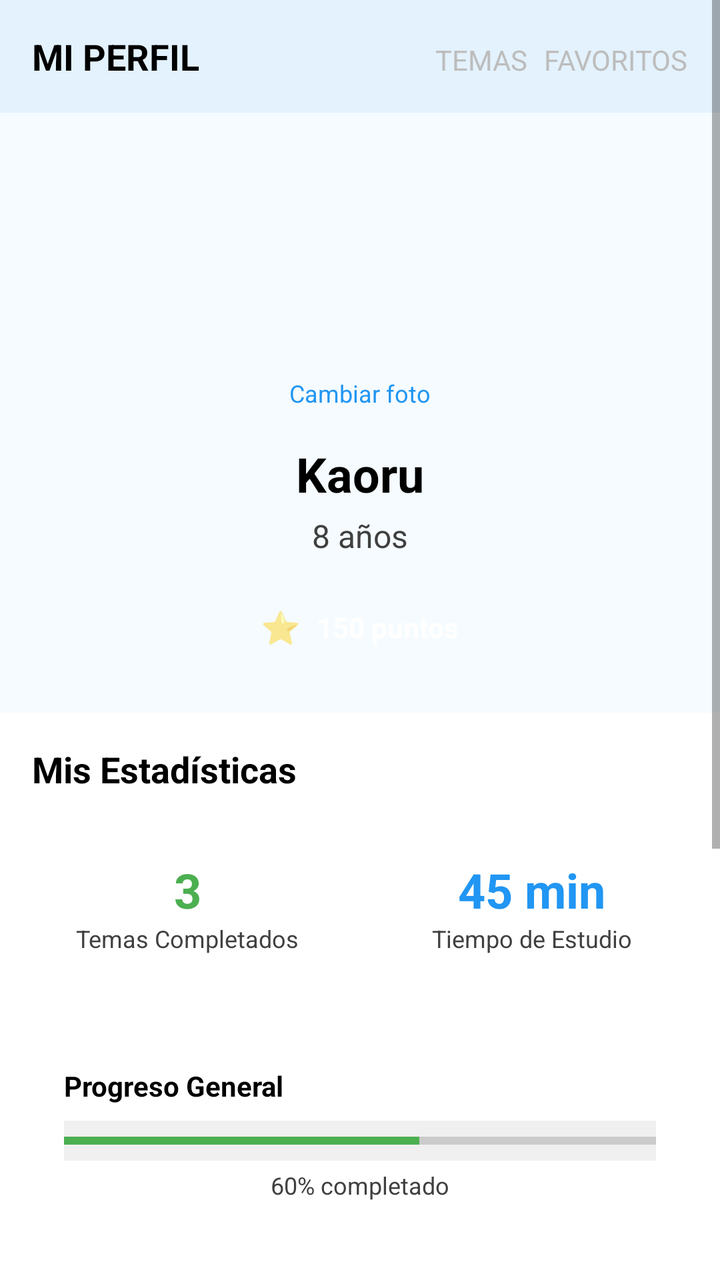
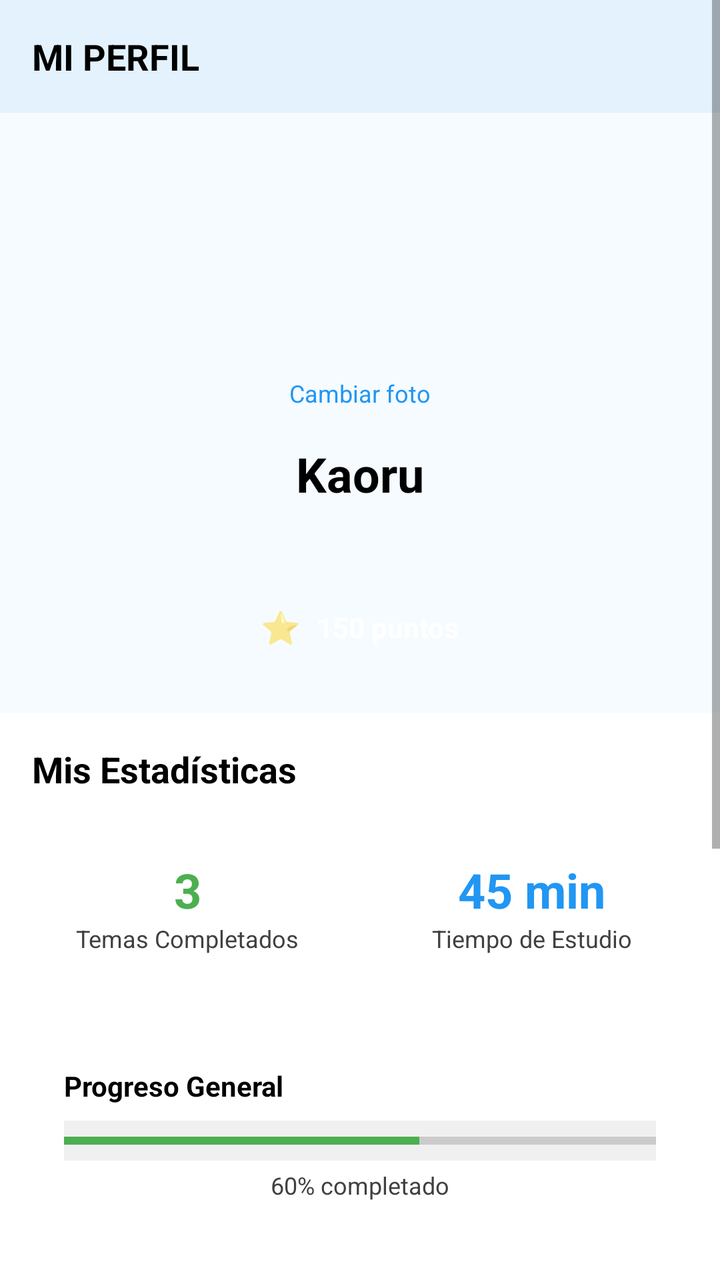

Screens rendered from an Android XML layout before and after an edit, with the pre-edit source and the edit as a unified diff.
<!-- AndroidManifest.xml: application theme Theme.Seminconductoresninos -->
<!-- res/layout/activity_perfil.xml -->
<?xml version="1.0" encoding="utf-8"?>
<ScrollView xmlns:android="http://schemas.android.com/apk/res/android"
    android:layout_width="match_parent"
    android:layout_height="match_parent"
    android:background="@color/white"
    android:fillViewport="true">

    <LinearLayout
        android:layout_width="match_parent"
        android:layout_height="wrap_content"
        android:orientation="vertical">

        
        <LinearLayout
            android:layout_width="match_parent"
            android:layout_height="wrap_content"
            android:orientation="horizontal"
            android:padding="16dp"
            android:background="@color/light_blue">

            <TextView
                android:layout_width="0dp"
                android:layout_height="wrap_content"
                android:layout_weight="1"
                android:text="MI PERFIL"
                android:textSize="18sp"
                android:textStyle="bold"
                android:textColor="@color/black" />

            <TextView
                android:layout_width="wrap_content"
                android:layout_height="wrap_content"
                android:text="TEMAS"
                android:textSize="14sp"
                android:textColor="@color/gray"
                android:paddingHorizontal="8dp" />

            <TextView
                android:layout_width="wrap_content"
                android:layout_height="wrap_content"
                android:text="FAVORITOS"
                android:textSize="14sp"
                android:textColor="@color/gray" />

        </LinearLayout>

        
        <LinearLayout
            android:layout_width="match_parent"
            android:layout_height="wrap_content"
            android:orientation="vertical"
            android:padding="24dp"
            android:gravity="center"
            android:background="@color/very_light_blue">

            
            <LinearLayout
                android:layout_width="wrap_content"
                android:layout_height="wrap_content"
                android:orientation="vertical"
                android:gravity="center">

                <ImageView
                    android:id="@+id/profileImage"
                    android:layout_width="100dp"
                    android:layout_height="100dp"
                    android:src="@drawable/ic_default_avatar"
                    android:background="@drawable/circle_background"
                    android:padding="4dp"
                    android:contentDescription="Foto de perfil"
                    android:clickable="true"
                    android:focusable="true" />

                <TextView
                    android:id="@+id/changePhotoText"
                    android:layout_width="wrap_content"
                    android:layout_height="wrap_content"
                    android:text="Cambiar foto"
                    android:textSize="12sp"
                    android:textColor="@color/blue_primary"
                    android:layout_marginTop="8dp"
                    android:clickable="true"
                    android:focusable="true" />

            </LinearLayout>

            
            <TextView
                android:id="@+id/userName"
                android:layout_width="wrap_content"
                android:layout_height="wrap_content"
                android:text="Kaoru"
                android:textSize="24sp"
                android:textStyle="bold"
                android:textColor="@color/black"
                android:layout_marginTop="16dp" />

            
            <TextView
                android:id="@+id/userAge"
                android:layout_width="wrap_content"
                android:layout_height="wrap_content"
                android:text="8 años"
                android:textSize="16sp"
                android:textColor="@color/dark_gray"
                android:layout_marginTop="4dp" />

            
            <LinearLayout
                android:layout_width="wrap_content"
                android:layout_height="wrap_content"
                android:orientation="horizontal"
                android:gravity="center"
                android:layout_marginTop="16dp"
                android:background="@drawable/level_background"
                android:paddingHorizontal="16dp"
                android:paddingVertical="8dp">

                <TextView
                    android:layout_width="wrap_content"
                    android:layout_height="wrap_content"
                    android:text="⭐"
                    android:textSize="16sp" />

                <TextView
                    android:id="@+id/userPoints"
                    android:layout_width="wrap_content"
                    android:layout_height="wrap_content"
                    android:text="150 puntos"
                    android:textSize="14sp"
                    android:textStyle="bold"
                    android:textColor="@color/white"
                    android:layout_marginStart="8dp" />

            </LinearLayout>

        </LinearLayout>

        
        <LinearLayout
            android:layout_width="match_parent"
            android:layout_height="wrap_content"
            android:orientation="vertical"
            android:padding="16dp">

            <TextView
                android:layout_width="match_parent"
                android:layout_height="wrap_content"
                android:text="Mis Estadísticas"
                android:textSize="18sp"
                android:textStyle="bold"
                android:textColor="@color/black"
                android:layout_marginBottom="16dp" />

            
            <LinearLayout
                android:layout_width="match_parent"
                android:layout_height="wrap_content"
                android:orientation="horizontal"
                android:layout_marginBottom="24dp">

                
                <LinearLayout
                    android:layout_width="0dp"
                    android:layout_height="wrap_content"
                    android:layout_weight="1"
                    android:orientation="vertical"
                    android:gravity="center"
                    android:background="@drawable/stat_card_background"
                    android:padding="16dp"
                    android:layout_marginEnd="8dp">

                    <TextView
                        android:id="@+id/completedTopics"
                        android:layout_width="wrap_content"
                        android:layout_height="wrap_content"
                        android:text="3"
                        android:textSize="24sp"
                        android:textStyle="bold"
                        android:textColor="@color/green_completed" />

                    <TextView
                        android:layout_width="wrap_content"
                        android:layout_height="wrap_content"
                        android:text="Temas Completados"
                        android:textSize="12sp"
                        android:textColor="@color/dark_gray"
                        android:gravity="center" />

                </LinearLayout>

                
                <LinearLayout
                    android:layout_width="0dp"
                    android:layout_height="wrap_content"
                    android:layout_weight="1"
                    android:orientation="vertical"
                    android:gravity="center"
                    android:background="@drawable/stat_card_background"
                    android:padding="16dp"
                    android:layout_marginStart="8dp">

                    <TextView
                        android:id="@+id/studyTime"
                        android:layout_width="wrap_content"
                        android:layout_height="wrap_content"
                        android:text="45 min"
                        android:textSize="24sp"
                        android:textStyle="bold"
                        android:textColor="@color/blue_primary" />

                    <TextView
                        android:layout_width="wrap_content"
                        android:layout_height="wrap_content"
                        android:text="Tiempo de Estudio"
                        android:textSize="12sp"
                        android:textColor="@color/dark_gray"
                        android:gravity="center" />

                </LinearLayout>

            </LinearLayout>

            
            <LinearLayout
                android:layout_width="match_parent"
                android:layout_height="wrap_content"
                android:orientation="vertical"
                android:background="@drawable/stat_card_background"
                android:padding="16dp">

                <TextView
                    android:layout_width="match_parent"
                    android:layout_height="wrap_content"
                    android:text="Progreso General"
                    android:textSize="14sp"
                    android:textStyle="bold"
                    android:textColor="@color/black"
                    android:layout_marginBottom="8dp" />

                
                <ProgressBar
                    android:id="@+id/progressBar"
                    style="?android:attr/progressBarStyleHorizontal"
                    android:layout_width="match_parent"
                    android:layout_height="20dp"
                    android:progress="60"
                    android:max="100"
                    android:progressTint="@color/green_completed"
                    android:background="@color/light_gray" />

                <TextView
                    android:id="@+id/progressText"
                    android:layout_width="match_parent"
                    android:layout_height="wrap_content"
                    android:text="60% completado"
                    android:textSize="12sp"
                    android:textColor="@color/dark_gray"
                    android:gravity="center"
                    android:layout_marginTop="4dp" />

            </LinearLayout>

        </LinearLayout>

        
        <LinearLayout
            android:layout_width="match_parent"
            android:layout_height="wrap_content"
            android:orientation="vertical"
            android:padding="16dp">

            <TextView
                android:layout_width="match_parent"
                android:layout_height="wrap_content"
                android:text="Configuración"
                android:textSize="18sp"
                android:textStyle="bold"
                android:textColor="@color/black"
                android:layout_marginBottom="16dp" />

            
            <LinearLayout
                android:layout_width="match_parent"
                android:layout_height="wrap_content"
                android:orientation="vertical"
                android:background="@drawable/card_background">

                
                <LinearLayout
                    android:layout_width="match_parent"
                    android:layout_height="wrap_content"
                    android:orientation="horizontal"
                    android:padding="16dp">

                    <TextView
                        android:layout_width="0dp"
                        android:layout_height="wrap_content"
                        android:layout_weight="1"
                        android:text="🔊 Sonido"
                        android:textSize="14sp"
                        android:textColor="@color/black" />

                    <androidx.appcompat.widget.SwitchCompat
                        android:id="@+id/soundSwitch"
                        android:layout_width="wrap_content"
                        android:layout_height="wrap_content"
                        android:checked="true" />

                </LinearLayout>

                
                <LinearLayout
                    android:layout_width="match_parent"
                    android:layout_height="wrap_content"
                    android:orientation="horizontal"
                    android:padding="16dp">

                    <TextView
                        android:layout_width="0dp"
                        android:layout_height="wrap_content"
                        android:layout_weight="1"
                        android:text="🔔 Notificaciones"
                        android:textSize="14sp"
                        android:textColor="@color/black" />

                    <androidx.appcompat.widget.SwitchCompat
                        android:id="@+id/notificationsSwitch"
                        android:layout_width="wrap_content"
                        android:layout_height="wrap_content"
                        android:checked="true" />

                </LinearLayout>

                
                <LinearLayout
                    android:layout_width="match_parent"
                    android:layout_height="wrap_content"
                    android:orientation="horizontal"
                    android:padding="16dp">

                    <TextView
                        android:layout_width="0dp"
                        android:layout_height="wrap_content"
                        android:layout_weight="1"
                        android:text="👶 Modo Niño"
                        android:textSize="14sp"
                        android:textColor="@color/black" />

                    <androidx.appcompat.widget.SwitchCompat
                        android:id="@+id/kidModeSwitch"
                        android:layout_width="wrap_content"
                        android:layout_height="wrap_content"
                        android:checked="true" />

                </LinearLayout>

            </LinearLayout>

        </LinearLayout>

        
        <LinearLayout
            android:layout_width="match_parent"
            android:layout_height="wrap_content"
            android:orientation="horizontal"
            android:background="@color/light_gray"
            android:paddingVertical="12dp">

            <LinearLayout
                android:id="@+id/nav_temas"
                android:layout_width="0dp"
                android:layout_height="wrap_content"
                android:layout_weight="1"
                android:orientation="vertical"
                android:gravity="center">

                <TextView
                    android:layout_width="wrap_content"
                    android:layout_height="wrap_content"
                    android:text="📚"
                    android:textSize="20sp" />

                <TextView
                    android:layout_width="wrap_content"
                    android:layout_height="wrap_content"
                    android:text="TEMAS"
                    android:textSize="12sp"
                    android:textColor="@color/gray" />

            </LinearLayout>

            <LinearLayout
                android:id="@+id/nav_perfil"
                android:layout_width="0dp"
                android:layout_height="wrap_content"
                android:layout_weight="1"
                android:orientation="vertical"
                android:gravity="center">

                <TextView
                    android:layout_width="wrap_content"
                    android:layout_height="wrap_content"
                    android:text="👤"
                    android:textSize="20sp" />

                <TextView
                    android:layout_width="wrap_content"
                    android:layout_height="wrap_content"
                    android:text="MI PERFIL"
                    android:textSize="12sp"
                    android:textStyle="bold"
                    android:textColor="@color/blue_primary" />

            </LinearLayout>

            <LinearLayout
                android:id="@+id/nav_favoritos"
                android:layout_width="0dp"
                android:layout_height="wrap_content"
                android:layout_weight="1"
                android:orientation="vertical"
                android:gravity="center">

                <TextView
                    android:layout_width="wrap_content"
                    android:layout_height="wrap_content"
                    android:text="⭐"
                    android:textSize="20sp" />

                <TextView
                    android:layout_width="wrap_content"
                    android:layout_height="wrap_content"
                    android:text="FAVORITOS"
                    android:textSize="12sp"
                    android:textColor="@color/gray" />

            </LinearLayout>

        </LinearLayout>

    </LinearLayout>

</ScrollView>
<!-- resources referenced by this layout -->
<resources>
  <color name="black">#FF000000</color>
  <color name="blue_primary">#2196F3</color>
  <color name="dark_gray">#404040</color>
  <color name="gray">#BDBDBD</color>
  <color name="green_completed">#4CAF50</color>
  <color name="light_blue">#E3F2FD</color>
  <color name="light_gray">#F0F0F0</color>
  <color name="very_light_blue">#F5FBFF</color>
  <color name="white">#FFFFFFFF</color>
  <!-- drawable card_background (drawable) -->
  <?xml version="1.0" encoding="utf-8"?>
  <shape xmlns:android="http://schemas.android.com/apk/res/android">
      <solid android:color="@color/white" />
      <stroke android:width="1dp" android:color="@color/light_gray" />
      <corners android:radius="8dp" />
      <padding android:left="8dp" android:top="8dp" android:right="8dp" android:bottom="8dp" />
  </shape>
  <!-- drawable circle_background (drawable) -->
  <?xml version="1.0" encoding="utf-8"?>
  <selector xmlns:android="http://schemas.android.com/apk/res/android">
      <shape xmlns:android="http://schemas.android.com/apk/res/android">
          <solid android:color="@color/blue_primary" />
          <corners android:radius="50dp" />
      </shape>
  </selector>
  <!-- drawable ic_default_avatar (drawable) -->
  <?xml version="1.0" encoding="utf-8"?>
  <selector xmlns:android="http://schemas.android.com/apk/res/android">
      <vector xmlns:android="http://schemas.android.com/apk/res/android"
          android:width="24dp"
          android:height="24dp"
          android:viewportWidth="24"
          android:viewportHeight="24">
          <path
              android:fillColor="@color/white"
              android:pathData="M12,2C6.48,2 2,6.48 2,12s4.48,10 10,10 10,-4.48 10,-10S17.52,2 12,2zM12,5c1.66,0 3,1.34 3,3s-1.34,3 -3,3 -3,-1.34 -3,-3 1.34,-3 3,-3zM12,19.2c-2.5,0 -4.71,-1.28 -6,-3.22 0.03,-1.99 4,-3.08 6,-3.08 1.99,0 5.97,1.09 6,3.08 -1.29,1.94 -3.5,3.22 -6,3.22z"/>
      </vector>
  </selector>
  <!-- drawable level_background (drawable) -->
  <?xml version="1.0" encoding="utf-8"?>
  <selector xmlns:android="http://schemas.android.com/apk/res/android">
      <shape xmlns:android="http://schemas.android.com/apk/res/android">
          <solid android:color="@color/blue_primary" />
          <corners android:radius="20dp" />
      </shape>
  </selector>
  <!-- drawable stat_card_background (drawable) -->
  <?xml version="1.0" encoding="utf-8"?>
  <selector xmlns:android="http://schemas.android.com/apk/res/android">
      <shape xmlns:android="http://schemas.android.com/apk/res/android">
          <solid android:color="@color/white" />
          <stroke android:width="1dp" android:color="@color/light_gray" />
          <corners android:radius="8dp" />
      </shape>
  </selector>
  <style name="Theme.Seminconductoresninos" parent="Theme.AppCompat.Light.NoActionBar">
          <item name="colorPrimary">@color/purple_500</item>
          <item name="colorPrimaryVariant">@color/purple_700</item>
          <item name="colorOnPrimary">@color/white</item>
          <item name="colorSecondary">@color/teal_200</item>
          <item name="colorSecondaryVariant">@color/teal_700</item>
          <item name="colorOnSecondary">@color/black</item>
  
          <item name="android:statusBarColor">?attr/colorPrimaryVariant</item>
  
          <item name="android:fitsSystemWindows">true</item>
  
          <item name="android:windowTranslucentStatus">false</item>
  
      </style>
  <color name="purple_500">#FF6200EE</color>
  <color name="purple_700">#FF3700B3</color>
  <color name="teal_200">#FF03DAC5</color>
  <color name="teal_700">#FF018786</color>
</resources>

<!-- the commit's change to res/layout/activity_perfil.xml (unified diff, before → after) -->
@@ -26,21 +26,6 @@
                 android:textSize="18sp"
                 android:textStyle="bold"
                 android:textColor="@color/black" />
-
-            <TextView
-                android:layout_width="wrap_content"
-                android:layout_height="wrap_content"
-                android:text="TEMAS"
-                android:textSize="14sp"
-                android:textColor="@color/gray"
-                android:paddingHorizontal="8dp" />
-
-            <TextView
-                android:layout_width="wrap_content"
-                android:layout_height="wrap_content"
-                android:text="FAVORITOS"
-                android:textSize="14sp"
-                android:textColor="@color/gray" />
 
         </LinearLayout>
 
@@ -100,7 +85,7 @@
                 android:id="@+id/userAge"
                 android:layout_width="wrap_content"
                 android:layout_height="wrap_content"
-                android:text="8 años"
+                android:text=""
                 android:textSize="16sp"
                 android:textColor="@color/dark_gray"
                 android:layout_marginTop="4dp" />
